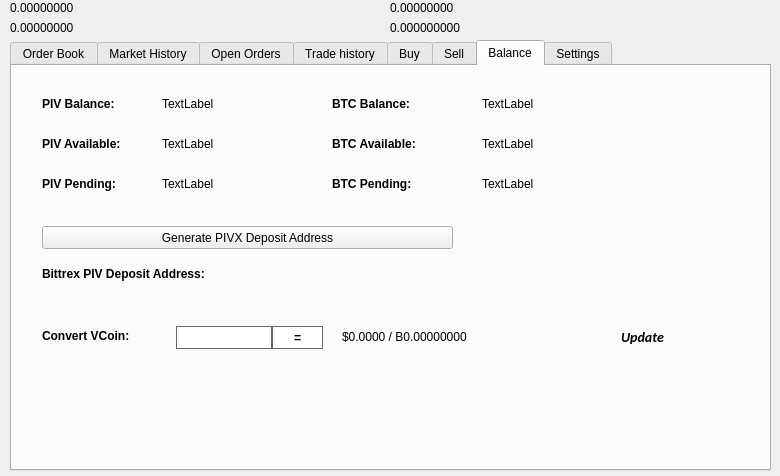
Qt form src/qt/forms/tradingdialog.ui (jonspock/tessa) before a commit.
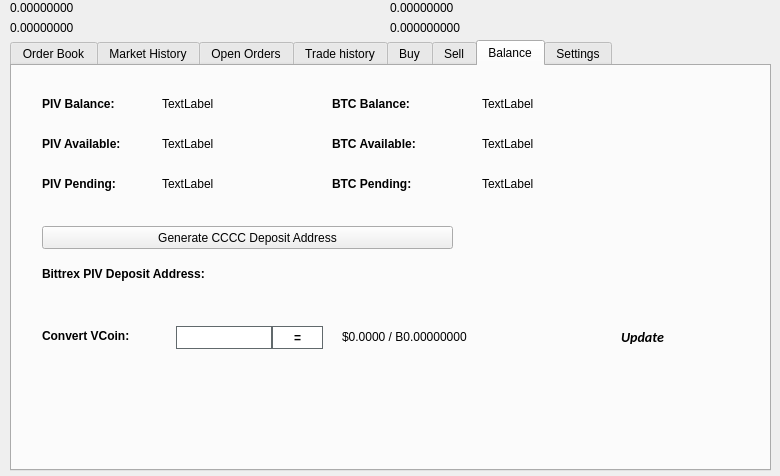
The same form after that commit. The open tabs and pages were chosen to show the change. Icons and pictures are not drawn.

Diff of the .ui file:
```diff
--- a/src/qt/forms/tradingdialog.ui
+++ b/src/qt/forms/tradingdialog.ui
@@ -2941,7 +2941,7 @@
       </rect>
      </property>
      <property name="text">
-      <string>Generate PIVX Deposit Address</string>
+      <string>Generate CCCC Deposit Address</string>
      </property>
      <property name="icon">
       <iconset resource="../pivx.qrc">
```
